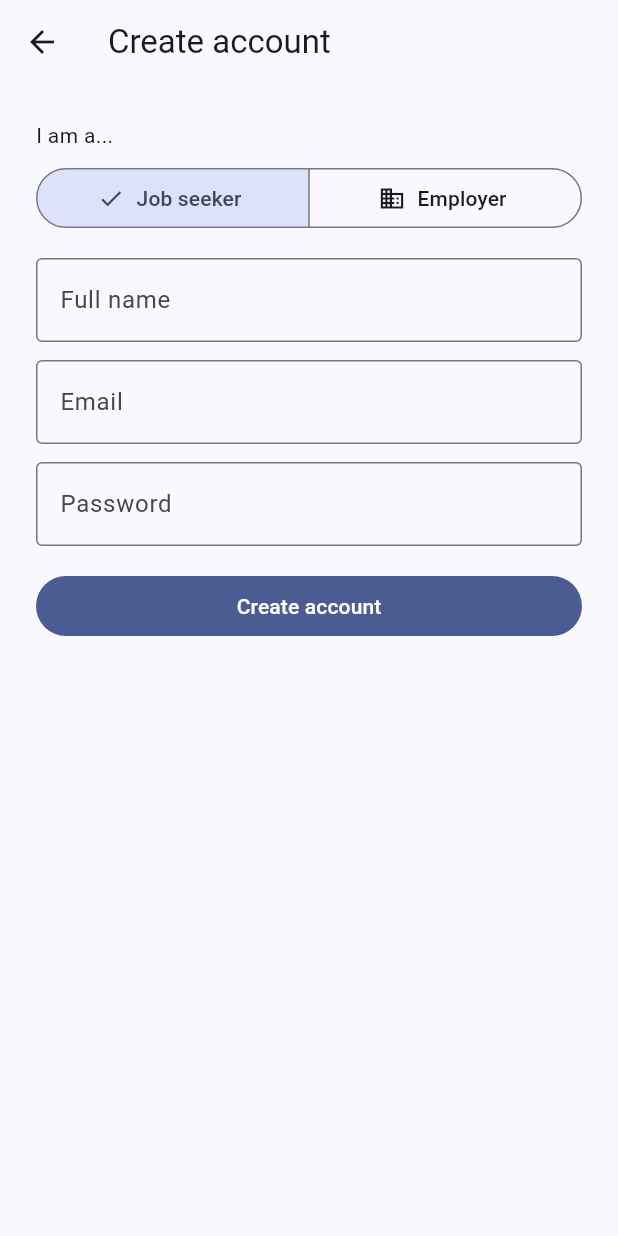
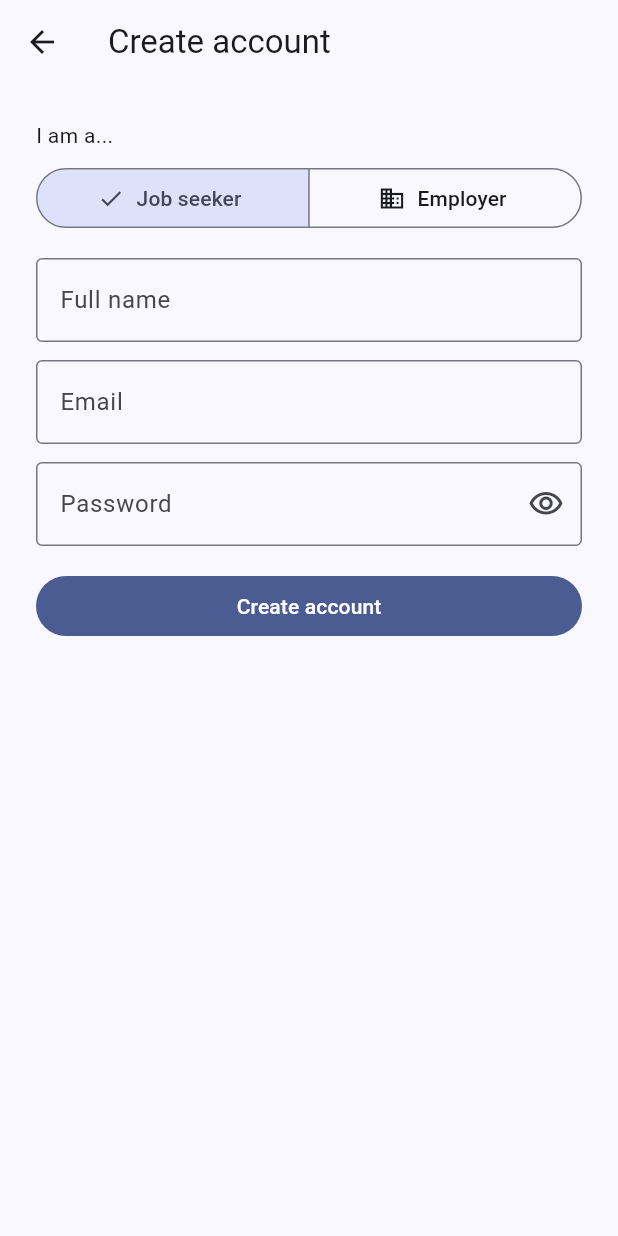
Before and after one commit to Alrayyanumar56/jobboard_mobile_application, a Flutter app: the screen it shows after launch, after a tap on "Create an account", on a phone screen of 412 x 824 dp. Run offline on Flutter 3.47's test engine with Material 3 defaults, Android fonts, the phone set to English and light mode, and no system bars; accounts and stored records are empty.

Commit message:
Add show/hide password toggle to login and register

```diff
--- a/lib/features/auth/presentation/login_screen.dart
+++ b/lib/features/auth/presentation/login_screen.dart
@@ -15,6 +15,7 @@ class _LoginScreenState extends State<LoginScreen> {
   final _email = TextEditingController();
   final _password = TextEditingController();
   bool _busy = false;
+  bool _obscure = true;
   String? _error;
 
   @override
@@ -70,9 +71,17 @@ class _LoginScreenState extends State<LoginScreen> {
                   const SizedBox(height: 12),
                   TextFormField(
                     controller: _password,
-                    obscureText: true,
+                    obscureText: _obscure,
                     validator: passwordField,
-                    decoration: const InputDecoration(labelText: 'Password', border: OutlineInputBorder()),
+                    decoration: InputDecoration(
+                      labelText: 'Password',
+                      border: const OutlineInputBorder(),
+                      suffixIcon: IconButton(
+                        tooltip: _obscure ? 'Show password' : 'Hide password',
+                        icon: Icon(_obscure ? Icons.visibility_outlined : Icons.visibility_off_outlined),
+                        onPressed: () => setState(() => _obscure = !_obscure),
+                      ),
+                    ),
                   ),
                   if (_error != null)
                     Padding(
--- a/lib/features/auth/presentation/register_screen.dart
+++ b/lib/features/auth/presentation/register_screen.dart
@@ -17,6 +17,7 @@ class _RegisterScreenState extends State<RegisterScreen> {
   final _password = TextEditingController();
   UserRole _role = UserRole.seeker;
   bool _busy = false;
+  bool _obscure = true;
   String? _error;
 
   @override
@@ -84,9 +85,17 @@ class _RegisterScreenState extends State<RegisterScreen> {
             const SizedBox(height: 12),
             TextFormField(
               controller: _password,
-              obscureText: true,
+              obscureText: _obscure,
               validator: passwordField,
-              decoration: const InputDecoration(labelText: 'Password', border: OutlineInputBorder()),
+              decoration: InputDecoration(
+                labelText: 'Password',
+                border: const OutlineInputBorder(),
+                suffixIcon: IconButton(
+                  tooltip: _obscure ? 'Show password' : 'Hide password',
+                  icon: Icon(_obscure ? Icons.visibility_outlined : Icons.visibility_off_outlined),
+                  onPressed: () => setState(() => _obscure = !_obscure),
+                ),
+              ),
             ),
             if (_error != null)
               Padding(
```
